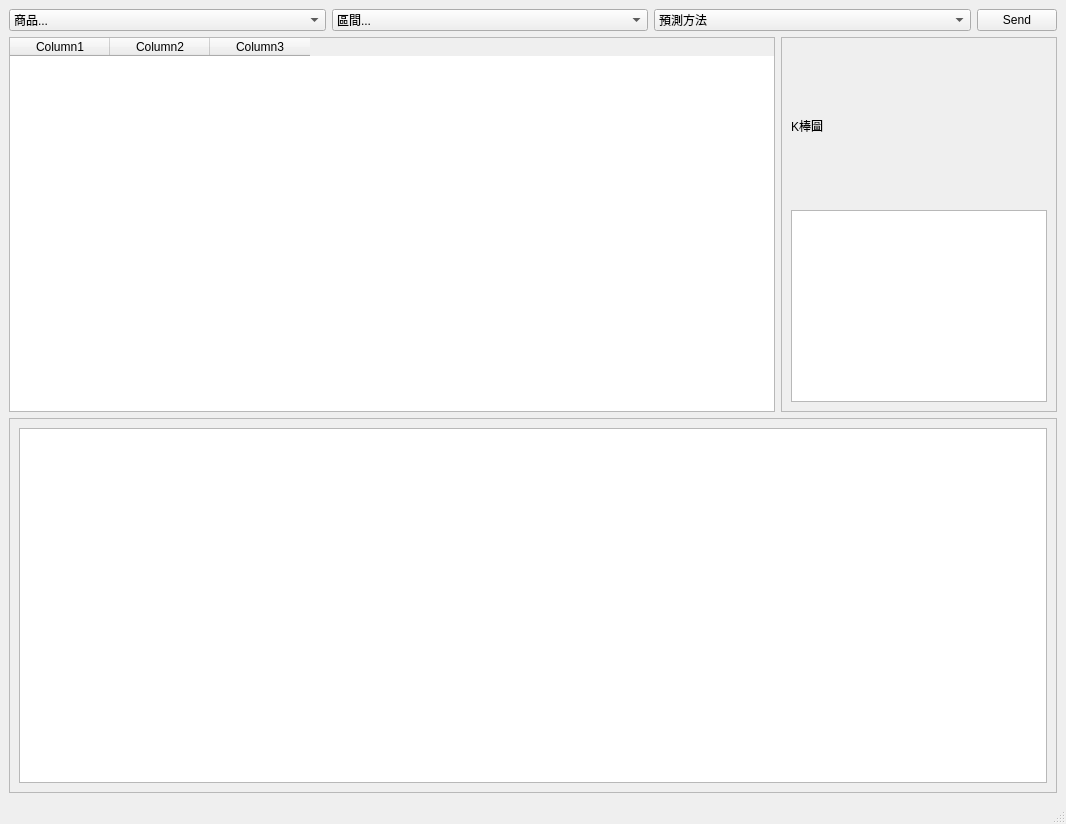
Before: the Qt Designer form strategic_management.ui in allen93075/Winner, drawn with Qt 5.
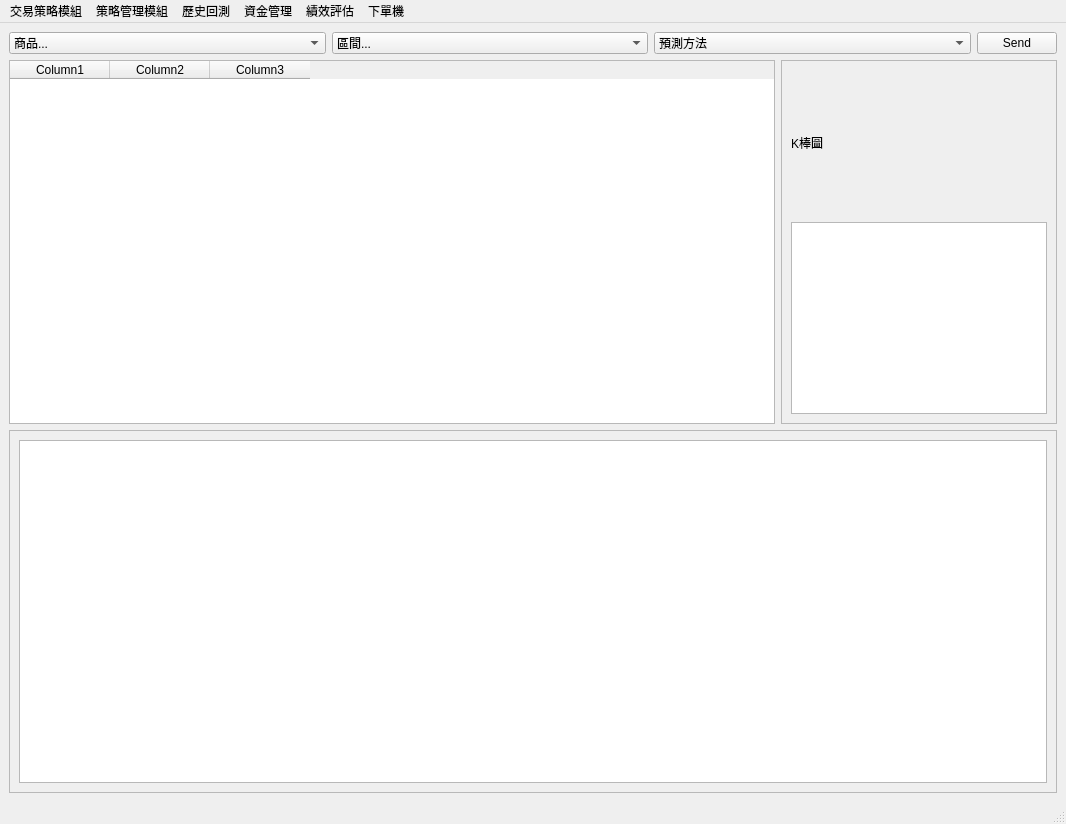
After: the same form once the commit is applied.

```diff
--- a/strategic_management.ui
+++ b/strategic_management.ui
@@ -204,6 +204,44 @@
      <height>22</height>
     </rect>
    </property>
+   <widget class="QMenu" name="menu">
+    <property name="title">
+     <string>交易策略模組</string>
+    </property>
+    <addaction name="actionLSMT"/>
+    <addaction name="actionDT"/>
+   </widget>
+   <widget class="QMenu" name="menu_2">
+    <property name="title">
+     <string>策略管理模組</string>
+    </property>
+   </widget>
+   <widget class="QMenu" name="menu_3">
+    <property name="title">
+     <string>歷史回測</string>
+    </property>
+   </widget>
+   <widget class="QMenu" name="menu_4">
+    <property name="title">
+     <string>資金管理</string>
+    </property>
+   </widget>
+   <widget class="QMenu" name="menu_5">
+    <property name="title">
+     <string>績效評估</string>
+    </property>
+   </widget>
+   <widget class="QMenu" name="menu_6">
+    <property name="title">
+     <string>下單機</string>
+    </property>
+   </widget>
+   <addaction name="menu"/>
+   <addaction name="menu_2"/>
+   <addaction name="menu_3"/>
+   <addaction name="menu_4"/>
+   <addaction name="menu_5"/>
+   <addaction name="menu_6"/>
   </widget>
   <widget class="QStatusBar" name="statusbar"/>
  </widget>
```
Left out of the diff: 10 changed lines with no effect on the pictures.
